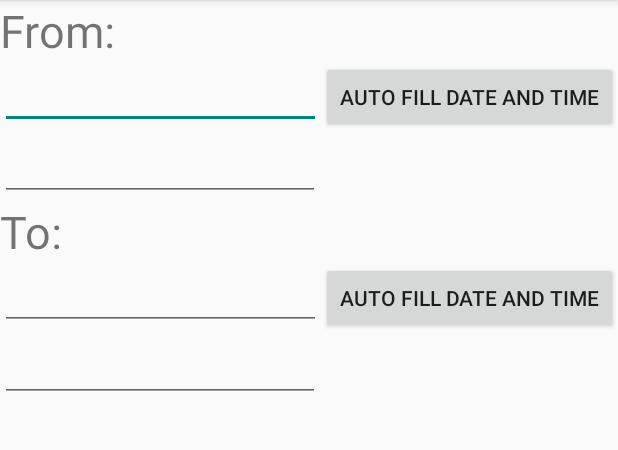
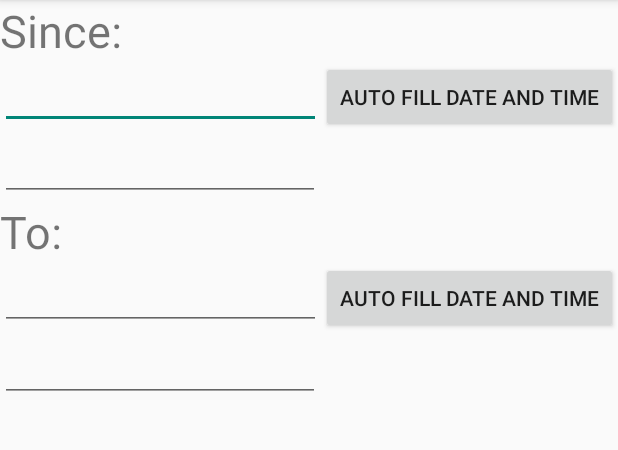
Before and after one commit to lubenard/oRing_Reminder, an Android app: the screen it shows after launch (EditEntry), after a tap on an icon or button, on a phone screen of 412 x 824 dp, the part 84-534 px from its top. Run offline under Robolectric (Android 15) with nearby library versions, the phone set to English and light mode, and no system bars; 1 statement that could not run was skipped.

```diff
--- a/app/src/main/res/values/arrays.xml
+++ b/app/src/main/res/values/arrays.xml
@@ -27,6 +27,6 @@
         <item>battery_saver</item>
         <item>system</item>
     </string-array>
-    <string name="settings_ui_language_EN">English</string>
-    <string name="settings_ui_language_FR">Francais</string>
+    <string name="settings_ui_language_FR" translatable="false">Francais</string>
+    <string name="settings_ui_language_EN" translatable="false">English</string>
 </resources>
--- a/app/src/main/res/values/strings.xml
+++ b/app/src/main/res/values/strings.xml
@@ -1,5 +1,5 @@
 <resources>
-    <string name="app_name">oRing - Reminder</string>
+    <string name="app_name" translatable="false">oRing - Reminder</string>
     <string name="action_settings">Settings</string>
     <string name="action_edit">Edit this entry</string>
     <string name="action_delete">Delete this entry</string>
@@ -41,7 +41,7 @@
     <string name="settings_other_see_licenses_title">See about and licences</string>
     <string name="notif_channel_name">Send a erasable notification</string>
     <string name="notif_normal_channel_desc">This channel is used to send notifications when you can remove your protection</string>
-    <string name="minute_with_M_uppercase">Minutes</string>
+    <string name="minute_with_M_uppercase">&#160;Minutes</string>
     <string name="more_than_one_day"><![CDATA[> 1 day]]></string>
     <string name="error_edit_entry_date">Error, end time is not correct, please check it</string>
     <string name="not_set_yet">Not set yet</string>
@@ -54,9 +54,11 @@
     <string name="licenses">Licenses</string>
     <string name="set_auto_date_and_time">Auto fill date and time</string>
     <string name="to">To:</string>
-    <string name="from">From:</string>
-    <string name="you_weared_your_protection_from">You weared your protection from:</string>
+    <string name="from">Since:</string>
+    <string name="you_weared_your_protection_from">You weared your protection since:</string>
     <string name="that_make_about">That make about:</string>
     <string name="worn_for">Worn for</string>
+    <string name="alertdialog_dangerous_wearing_time">Are you sure ?</string>
+    <string name="alertdialog_dangerous_wearing_body">Not wearing your protection can make you fertile again. Wearing it too often is not good either. If in doubt, have a spermogram and go see your doctor.</string>
 
 </resources>
```
Also changed, not shown: 1 other file.
